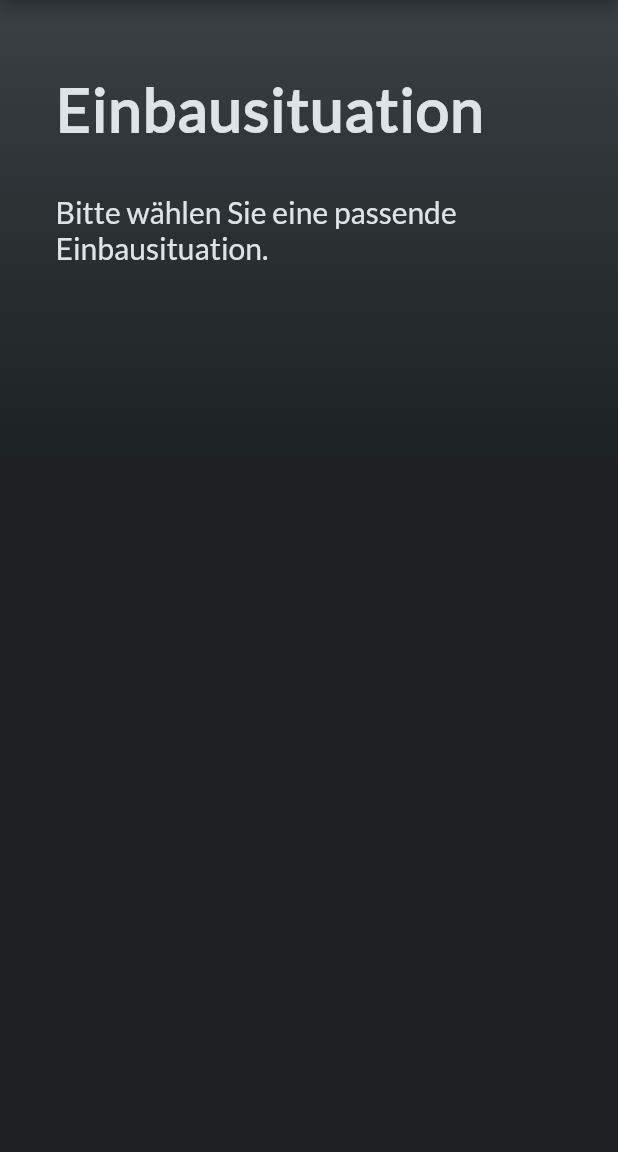
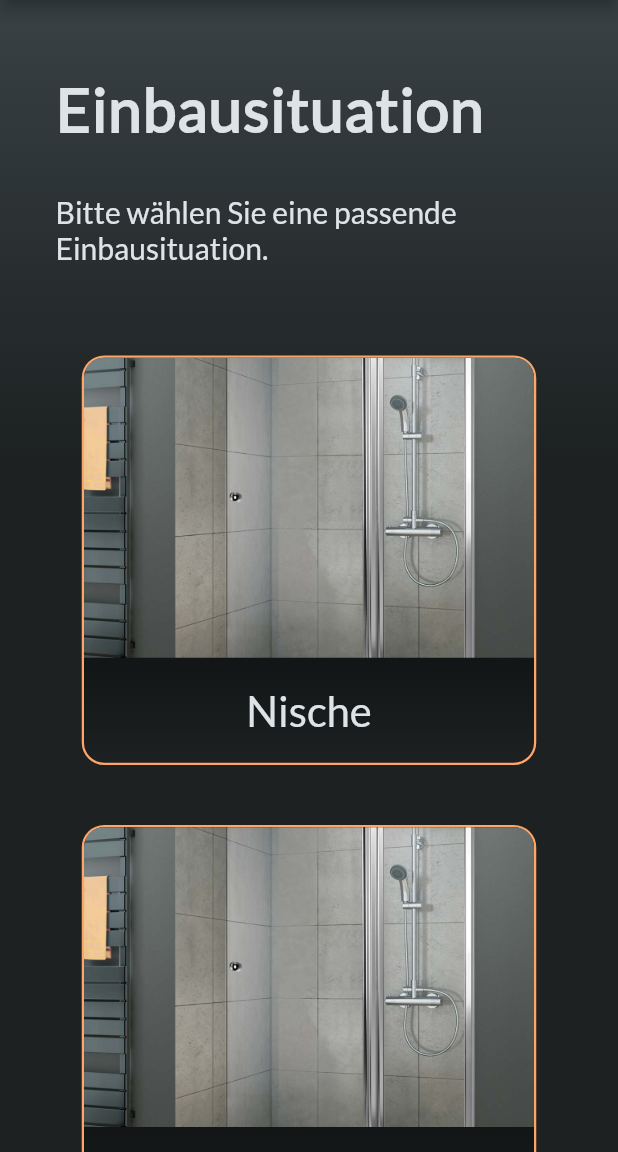
Before and after one commit to timostermann/skm, a Flutter app: the ScenarioScreen screen opened directly, on a phone screen of 412 x 824 dp, the part 84-1236 px from its top. Run offline on Flutter 3.47's test engine with Material 2 defaults, Android fonts, the light colour scheme and no system bars; drawn by our look-alikes of flutter_form_builder; our stand-ins replace bloc, flutter_svg.

Commit message:
[PBTO-22] add image buttons to scenario screen

```diff
--- a/lib/screens/customer_screen.dart
+++ b/lib/screens/customer_screen.dart
@@ -299,9 +299,20 @@ class _CustomerScreenState extends State<CustomerScreen> {
                                   children: [
                                     SkButton(
                                       onTap: () {
-                                        _customerFormKey.currentState?.save();
-                                        print(_customerFormKey
-                                            .currentState?.value);
+                                        if (_customerFormKey.currentState
+                                                ?.validate() ??
+                                            false) {
+                                          _customerFormKey.currentState?.save();
+                                          print(_customerFormKey
+                                              .currentState?.value);
+                                          Navigator.push(
+                                            context,
+                                            MaterialPageRoute(
+                                                builder: (context) {
+                                              return ScenarioScreen();
+                                            }),
+                                          );
+                                        }
                                       },
                                       child: Text(
                                         "Weiter",
--- a/lib/screens/scenario_screen.dart
+++ b/lib/screens/scenario_screen.dart
@@ -1,6 +1,7 @@
 import 'package:flutter/material.dart';
 import 'package:flutter_svg/svg.dart';
 import 'package:flutter_form_builder/flutter_form_builder.dart';
+import 'package:skm_services/components/sk_image_button.dart';
 import 'package:skm_services/globals.dart';
 import 'package:skm_services/styles.dart';
 
@@ -75,10 +76,70 @@ class _ScenarioScreenState extends State<ScenarioScreen> {
                         ),
                       ),
                     ),
-                    FormBuilder(
-                      key: _customerFormKey,
-                      child: Column(
-                        children: [],
+                    FractionallySizedBox(
+                      widthFactor: 1,
+                      child: FormBuilder(
+                        key: _customerFormKey,
+                        child: Column(
+                          crossAxisAlignment: CrossAxisAlignment.center,
+                          children: isTablet(context)
+                              ? [
+                                  Row(
+                                    mainAxisAlignment:
+                                        MainAxisAlignment.spaceEvenly,
+                                    children: [
+                                      SkImageButton(
+                                        text: "Nische",
+                                        image: AssetImage(
+                                            'assets/images/kabine.jpeg'),
+                                      ),
+                                      SkImageButton(
+                                        text: "Ecke",
+                                        image: AssetImage(
+                                            'assets/images/kabine.jpeg'),
+                                      ),
+                                    ],
+                                  ),
+                                  Row(
+                                    mainAxisAlignment:
+                                        MainAxisAlignment.spaceEvenly,
+                                    children: [
+                                      SkImageButton(
+                                        text: "Badewanne",
+                                        image: AssetImage(
+                                            'assets/images/kabine.jpeg'),
+                                      ),
+                                      SkImageButton(
+                                        text: "Freistehend",
+                                        image: AssetImage(
+                                            'assets/images/kabine.jpeg'),
+                                      ),
+                                    ],
+                                  ),
+                                ]
+                              : [
+                                  SkImageButton(
+                                    text: "Nische",
+                                    image:
+                                        AssetImage('assets/images/kabine.jpeg'),
+                                  ),
+                                  SkImageButton(
+                                    text: "Ecke",
+                                    image:
+                                        AssetImage('assets/images/kabine.jpeg'),
+                                  ),
+                                  SkImageButton(
+                                    text: "Badewanne",
+                                    image:
+                                        AssetImage('assets/images/kabine.jpeg'),
+                                  ),
+                                  SkImageButton(
+                                    text: "Freistehend",
+                                    image:
+                                        AssetImage('assets/images/kabine.jpeg'),
+                                  ),
+                                ],
+                        ),
                       ),
                     ),
                   ],
```
